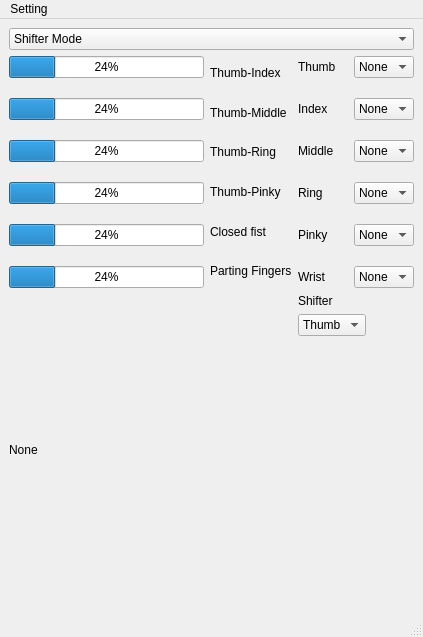
First picture: the form in 2windows.ui, repository brahimrejeb/Human-Machine-Interface, before the edit.
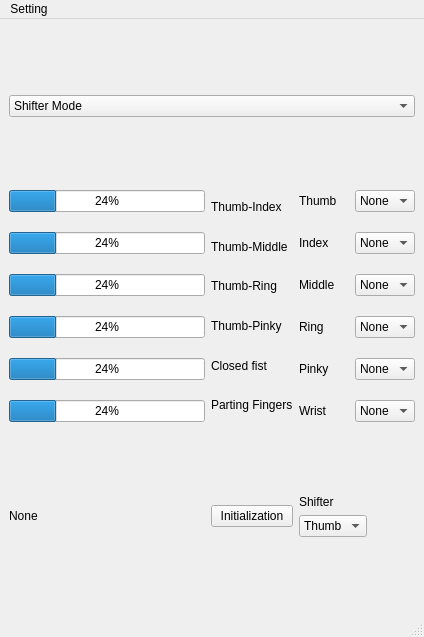
Second picture: the form after the edit.

Patch:
```diff
--- a/2windows.ui
+++ b/2windows.ui
@@ -6,7 +6,7 @@
    <rect>
     <x>0</x>
     <y>0</y>
-    <width>423</width>
+    <width>424</width>
     <height>637</height>
    </rect>
   </property>
@@ -503,6 +503,17 @@
       </item>
      </layout>
     </item>
+    <item row="2" column="1">
+     <layout class="QVBoxLayout" name="verticalLayout_2">
+      <item>
+       <widget class="QPushButton" name="Initialization">
+        <property name="text">
+         <string>Initialization</string>
+        </property>
+       </widget>
+      </item>
+     </layout>
+    </item>
    </layout>
   </widget>
   <widget class="QMenuBar" name="menubar">
@@ -510,7 +521,7 @@
     <rect>
      <x>0</x>
      <y>0</y>
-     <width>423</width>
+     <width>424</width>
      <height>21</height>
     </rect>
    </property>
```
